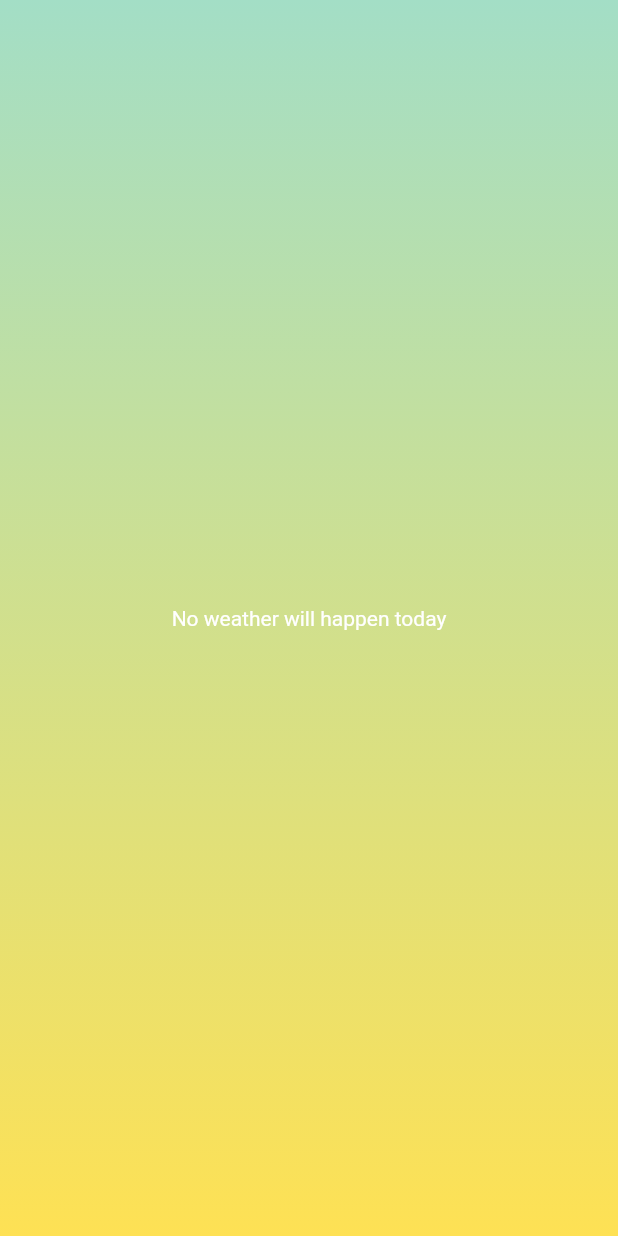
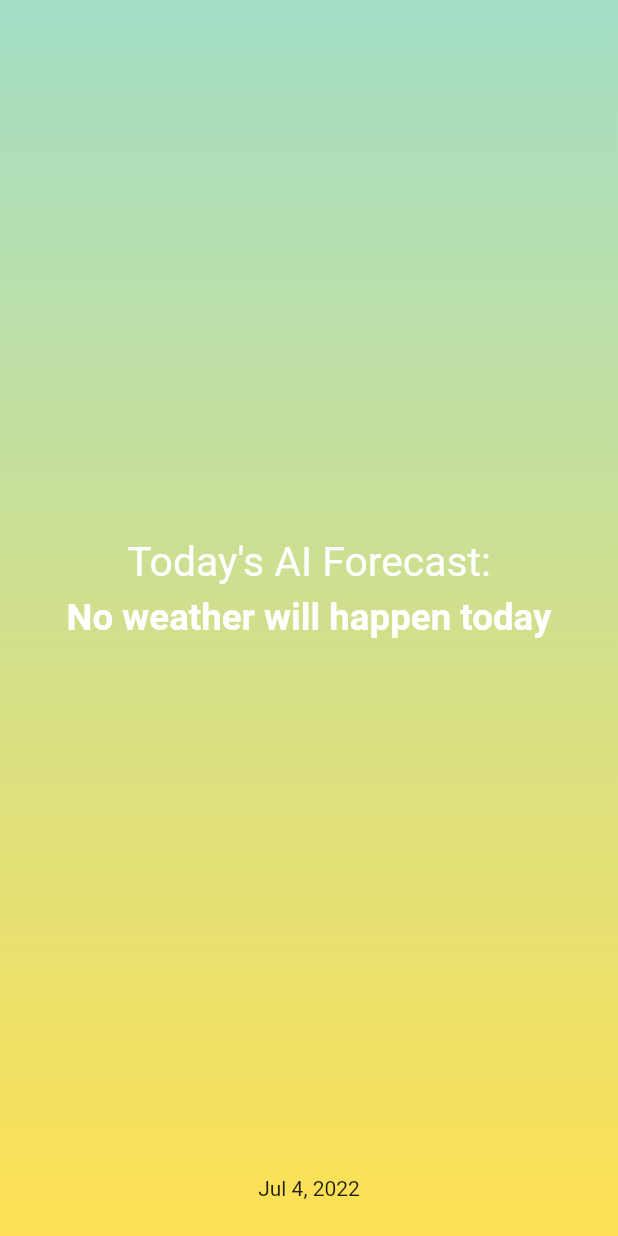
Before and after one commit to Toglefritz/partly_windy, a Flutter app: the DailyForecastViewPhone screen opened directly with empty values, on a phone screen of 412 x 824 dp. Run offline on Flutter 3.47's test engine with Material 2 defaults, Android fonts, the phone set to English and light mode, and no system bars; our stand-ins replace shared_preferences; missing offline and left inert: wear; accounts and stored records are empty; network calls fail.

Commit message:
Added title to forecast display :cloud:

```diff
--- /dev/null
+++ b/lib/screens/daily_forecast/components/weather_forecast.dart
@@ -0,0 +1,53 @@
+import 'package:flutter/material.dart';
+import 'package:partly_windy/screens/daily_forecast/daily_forecast_controller.dart';
+import 'package:partly_windy/values/strings.dart';
+
+/// Displays the weather forecast with a title.
+class WeatherForecast extends StatelessWidget {
+  const WeatherForecast({
+    Key? key,
+    required this.state,
+  }) : super(key: key);
+
+  final DailyForecastController state;
+
+  @override
+  Widget build(BuildContext context) {
+    return Column(
+      mainAxisAlignment: MainAxisAlignment.center,
+      children: [
+        const Padding(
+          padding: EdgeInsets.all(4.0),
+          child: FractionallySizedBox(
+            widthFactor: 0.6,
+            child: FittedBox(
+              fit: BoxFit.fitWidth,
+              child: Text(
+                Strings.forecastTitle,
+                style: TextStyle(
+                  color: Colors.white,
+                ),
+              ),
+            ),
+          ),
+        ),
+        Padding(
+          padding: const EdgeInsets.all(4.0),
+          child: FractionallySizedBox(
+            widthFactor: 0.8,
+            child: FittedBox(
+              fit: BoxFit.fitWidth,
+              child: Text(
+                state.dailyForecast ?? Strings.noWeather,
+                style: const TextStyle(
+                  color: Colors.white,
+                  fontWeight: FontWeight.bold,
+                ),
+              ),
+            ),
+          ),
+        ),
+      ],
+    );
+  }
+}
--- a/lib/screens/daily_forecast/daily_forecast_view_phone.dart
+++ b/lib/screens/daily_forecast/daily_forecast_view_phone.dart
@@ -1,7 +1,8 @@
 import 'package:flutter/material.dart';
+import 'package:intl/intl.dart';
 import 'package:partly_windy/screens/daily_forecast/daily_forecast_controller.dart';
-import 'package:partly_windy/values/strings.dart';
 import 'package:partly_windy/theme/gradients/time_gradient.dart';
+import 'package:partly_windy/screens/daily_forecast/components/weather_forecast.dart';
 
 /// View for [DailyForecastRoute] for phone-sized devices.
 class DailyForecastViewPhone extends StatelessWidget {
@@ -15,11 +16,19 @@ class DailyForecastViewPhone extends StatelessWidget {
       backgroundColor: Colors.black54,
       body: TimeGradient(
         child: Center(
-          child: Text(
-            state.dailyForecast ?? Strings.noWeather,
-            style: const TextStyle(
-              color: Colors.white,
-            ),
+          child: Column(
+            mainAxisAlignment: MainAxisAlignment.center,
+            children: [
+              Expanded(
+                child: WeatherForecast(state: state),
+              ),
+              Padding(
+                padding: const EdgeInsets.only(bottom: 24),
+                child: Text(
+                  DateFormat.yMMMd().format(DateTime.now()),
+                ),
+              ),
+            ],
           ),
         ),
       ),
--- a/lib/screens/daily_forecast/daily_forecast_view_watch_active.dart
+++ b/lib/screens/daily_forecast/daily_forecast_view_watch_active.dart
@@ -1,7 +1,7 @@
 import 'package:flutter/material.dart';
 import 'package:partly_windy/screens/daily_forecast/daily_forecast_controller.dart';
-import 'package:partly_windy/values/strings.dart';
 import 'package:partly_windy/theme/gradients/time_gradient.dart';
+import 'package:partly_windy/screens/daily_forecast/components/weather_forecast.dart';
 
 /// View for [DailyForecastRoute] for watch-sized devices while the watch
 /// is in an active mode.
@@ -16,12 +16,7 @@ class DailyForecastViewWatchActive extends StatelessWidget {
       backgroundColor: Colors.black54,
       body: TimeGradient(
         child: Center(
-          child: Text(
-            state.dailyForecast ?? Strings.noWeather,
-            style: const TextStyle(
-              color: Colors.white,
-            ),
-          ),
+          child: WeatherForecast(state: state),
         ),
       ),
     );
--- a/lib/screens/daily_forecast/daily_forecast_view_watch_ambient.dart
+++ b/lib/screens/daily_forecast/daily_forecast_view_watch_ambient.dart
@@ -1,6 +1,6 @@
 import 'package:flutter/material.dart';
 import 'package:partly_windy/screens/daily_forecast/daily_forecast_controller.dart';
-import 'package:partly_windy/values/strings.dart';
+import 'package:partly_windy/screens/daily_forecast/components/weather_forecast.dart';
 
 /// View for [DailyForecastRoute] for watch-sized devices while the watch
 /// is in an active mode.
@@ -14,12 +14,7 @@ class DailyForecastViewWatchAmbient extends StatelessWidget {
     return Scaffold(
       backgroundColor: Colors.black,
       body: Center(
-        child: Text(
-          state.dailyForecast ?? Strings.noWeather,
-          style: const TextStyle(
-            color: Colors.white,
-          ),
-        ),
+        child: WeatherForecast(state: state),
       ),
     );
   }
--- a/lib/values/strings.dart
+++ b/lib/values/strings.dart
@@ -1,3 +1,4 @@
 class Strings {
+  static const String forecastTitle = 'Today\'s AI Forecast:';
   static const String noWeather = 'No weather will happen today';
 }
```
